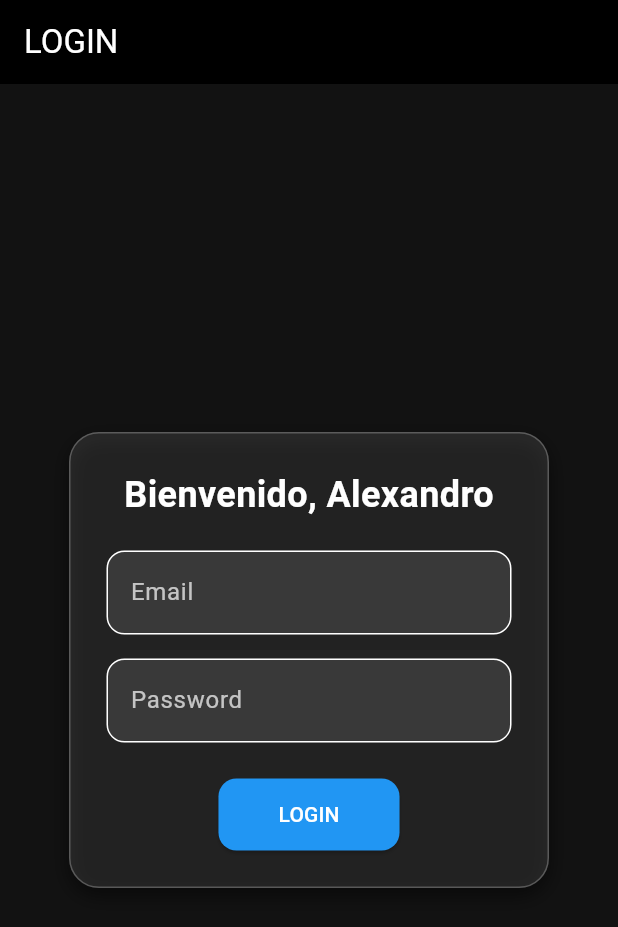
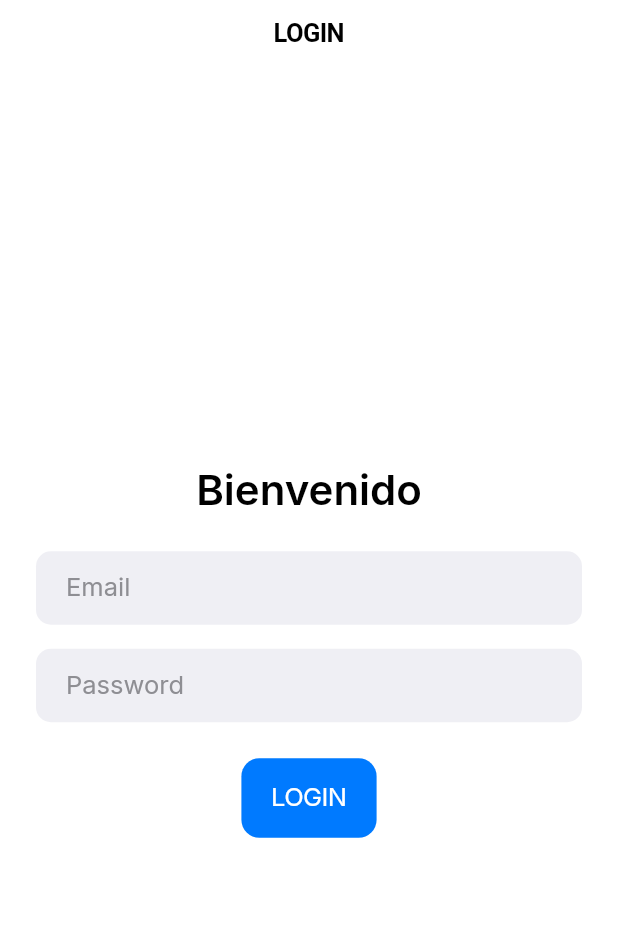
Before and after one commit to xlexandr0/Lab08multi, a Flutter app: the screen it shows after launch, on a phone screen of 412 x 824 dp. Shown: the top 927 px of the screen. Run offline on Flutter 3.47's test engine with Material 3 defaults, Android fonts, the phone set to English and light mode, and no system bars.

Commit message:
first commit

```diff
--- a/lib/main.dart
+++ b/lib/main.dart
@@ -1,119 +1,133 @@
-import 'package:flutter/material.dart';
+import 'package:flutter/cupertino.dart';
 
-void main() {
-  runApp(MyApp());
-}
+void main() => runApp(const MyApp());
+
+/// Colores usados en la app (constantes para evitar inconsistencias)
+const Color kBackground = CupertinoColors.white;
+const Color kText = CupertinoColors.black;
+const Color kButtonBlue = CupertinoColors.activeBlue;
+const Color kLogoutRed = CupertinoColors.destructiveRed;
+const Color kFieldBackground = CupertinoColors.extraLightBackgroundGray;
+const Color kCardBackground = CupertinoColors.extraLightBackgroundGray;
 
 class MyApp extends StatelessWidget {
-  final Color primaryBlue = const Color(0xFF2196F3);
-  final Color darkBackground = const Color(0xFF121212);
+  const MyApp({super.key});
 
   @override
   Widget build(BuildContext context) {
-    return MaterialApp(
-      title: 'Demo App',
+    return const CupertinoApp(
       debugShowCheckedModeBanner: false,
-      theme: ThemeData(
-        scaffoldBackgroundColor: darkBackground,
-        primaryColor: primaryBlue,
-        colorScheme: ColorScheme.dark(
-          primary: primaryBlue,
-          secondary: Colors.blueAccent,
-        ),
-        inputDecorationTheme: InputDecorationTheme(
-          filled: true,
-          fillColor: Colors.white10,
-          border: OutlineInputBorder(
-            borderRadius: BorderRadius.circular(12),
-            borderSide: BorderSide(color: Colors.white24),
-          ),
-          focusedBorder: OutlineInputBorder(
-            borderRadius: BorderRadius.circular(12),
-            borderSide: BorderSide(color: Colors.blueAccent, width: 2),
-          ),
-          labelStyle: TextStyle(color: Colors.white70),
-        ),
-        elevatedButtonTheme: ElevatedButtonThemeData(
-          style: ElevatedButton.styleFrom(
-            backgroundColor: primaryBlue,
-            foregroundColor: Colors.white,
-            padding: const EdgeInsets.symmetric(horizontal: 40, vertical: 14),
-            shape: RoundedRectangleBorder(
-              borderRadius: BorderRadius.circular(12),
+      // Tema global: blanco, texto negro, fuente 'SFPro' (si la añadiste en pubspec)
+      theme: CupertinoThemeData(
+        brightness: Brightness.light,
+        primaryColor: kButtonBlue,
+        scaffoldBackgroundColor: kBackground,
+        textTheme: CupertinoTextThemeData(
+          // Usa la familia definida en tu pubspec ("SFPro")
+          textStyle: TextStyle(
+            fontFamily: 'SFPro',
+            color: kText,
+            fontSize: 17,
           ),
         ),
       ),
-      ),
-      initialRoute: '/',
-      routes: {
-        '/': (context) => LoginPage(),
-        '/menu': (context) => MenuPage(),
-        '/listview': (context) => ListViewPage(),
-        '/registro': (context) => RegistroPage(),
-      },
+      home: LoginPage(),
     );
   }
 }
 
 // ---------------- LOGIN PAGE ----------------
-class LoginPage extends StatelessWidget {
+class LoginPage extends StatefulWidget {
+  const LoginPage({super.key});
+
+  @override
+  State<LoginPage> createState() => _LoginPageState();
+}
+
+class _LoginPageState extends State<LoginPage> {
   final TextEditingController emailController = TextEditingController();
   final TextEditingController passwordController = TextEditingController();
 
+  Widget _buildField({
+    required String placeholder,
+    required TextEditingController controller,
+    bool obscure = false,
+  }) {
+    return Container(
+      decoration: BoxDecoration(
+        color: kFieldBackground,
+        borderRadius: BorderRadius.circular(10),
+      ),
+      padding: const EdgeInsets.symmetric(horizontal: 12),
+      child: CupertinoTextField(
+        controller: controller,
+        placeholder: placeholder,
+        obscureText: obscure,
+        padding: const EdgeInsets.symmetric(horizontal: 8, vertical: 14),
+        style: const TextStyle(color: kText, fontFamily: 'SFPro'),
+        placeholderStyle: const TextStyle(color: CupertinoColors.systemGrey),
+        decoration: null, // dejamos el Container como "fondo" del campo
+      ),
+    );
+  }
+
   @override
   Widget build(BuildContext context) {
-    final Color primaryBlue = Theme.of(context).colorScheme.primary;
-
-    return Scaffold(
-      appBar: AppBar(
-        title: const Text('LOGIN'),
-        backgroundColor: Colors.black,
+    final theme = CupertinoTheme.of(context);
+    return CupertinoPageScaffold(
+      navigationBar: const CupertinoNavigationBar(
+        middle: Text(
+          "LOGIN",
+          style: TextStyle(color: kText),
         ),
-      body: Center(
-        child: Container(
-          width: 320,
+        backgroundColor: kBackground,
+        border: null,
+      ),
+      child: SafeArea(
+        child: Center(
+          child: Padding(
             padding: const EdgeInsets.all(24),
-          decoration: BoxDecoration(
-            color: Colors.white10,
-            borderRadius: BorderRadius.circular(20),
-            border: Border.all(color: Colors.white24),
-            boxShadow: [
-              BoxShadow(
-                color: Colors.black.withOpacity(0.5),
-                blurRadius: 10,
-                offset: Offset(0, 5),
-              ),
-            ],
-          ),
             child: Column(
               mainAxisSize: MainAxisSize.min,
               children: [
                 const Text(
-                'Bienvenido, Alexandro',
+                  "Bienvenido",
                   style: TextStyle(
-                    color: Colors.white,
-                    fontSize: 24,
-                    fontWeight: FontWeight.bold),
+                    fontSize: 28,
+                    fontWeight: FontWeight.w600,
+                    color: kText,
+                    fontFamily: 'SFPro',
                   ),
-              const SizedBox(height: 20),
-              TextField(
-                controller: emailController,
-                decoration: const InputDecoration(labelText: 'Email'),
-              ),
-              const SizedBox(height: 16),
-              TextField(
-                controller: passwordController,
-                decoration: const InputDecoration(labelText: 'Password'),
-                obscureText: true,
                 ),
                 const SizedBox(height: 24),
-              ElevatedButton(
+                _buildField(
+                    placeholder: "Email", controller: emailController),
+                const SizedBox(height: 16),
+                _buildField(
+                  placeholder: "Password",
+                  controller: passwordController,
+                  obscure: true,
+                ),
+                const SizedBox(height: 24),
+                // Botón azul (filled) con color explícito
+                CupertinoButton.filled(
+                  borderRadius: BorderRadius.circular(12),
                   onPressed: () {
-                  Navigator.pushReplacementNamed(context, '/menu');
+                    Navigator.pushReplacement(
+                      context,
+                      CupertinoPageRoute(builder: (_) => const MenuPage()),
+                    );
                   },
-                child: const Text('LOGIN'),
+                  child: const Text(
+                    "LOGIN",
+                    style: TextStyle(
+                      color: CupertinoColors.white,
+                      fontFamily: 'SFPro',
+                    ),
+                  ),
                 ),
               ],
+            ),
           ),
         ),
       ),
@@ -123,51 +137,77 @@ class LoginPage extends StatelessWidget {
 
 // ---------------- MENU PAGE ----------------
 class MenuPage extends StatelessWidget {
+  const MenuPage({super.key});
+
   @override
   Widget build(BuildContext context) {
-    final Color primaryBlue = Theme.of(context).colorScheme.primary;
-
-    return Scaffold(
-      appBar: AppBar(
-        title: const Text('MENU'),
-        backgroundColor: Colors.black,
+    return CupertinoPageScaffold(
+      navigationBar: const CupertinoNavigationBar(
+        middle: Text("MENU", style: TextStyle(color: kText)),
+        backgroundColor: kBackground,
+        border: null,
       ),
-      body: Center(
-        child: Container(
-          width: 300,
+      child: SafeArea(
+        child: Center(
+          child: Padding(
             padding: const EdgeInsets.all(24),
-          decoration: BoxDecoration(
-            color: Colors.white10,
-            borderRadius: BorderRadius.circular(20),
-            border: Border.all(color: Colors.white24),
-          ),
             child: Column(
               mainAxisSize: MainAxisSize.min,
               children: [
-              ElevatedButton(
+                const Text(
+                  "Menú principal",
+                  style: TextStyle(
+                    fontSize: 26,
+                    fontWeight: FontWeight.w600,
+                    color: kText,
+                    fontFamily: 'SFPro',
+                  ),
+                ),
+                const SizedBox(height: 24),
+                // Home (no navega) - azul
+                CupertinoButton(
+                  borderRadius: BorderRadius.circular(12),
+                  color: kButtonBlue,
+                  onPressed: () {},
+                  child: const Text(
+                    "Home",
+                    style: TextStyle(color: CupertinoColors.white),
+                  ),
+                ),
+                const SizedBox(height: 12),
+                // Items -> lista (botón azul también)
+                CupertinoButton(
+                  borderRadius: BorderRadius.circular(12),
+                  color: kButtonBlue,
                   onPressed: () {
-                  ScaffoldMessenger.of(context).showSnackBar(
-                    const SnackBar(
-                        content: Text('Bienvenido al Home'),
-                        backgroundColor: Colors.blueAccent),
+                    Navigator.push(
+                      context,
+                      CupertinoPageRoute(builder: (_) => const ListViewPage()),
                     );
                   },
-                child: const Text('Home'),
+                  child: const Text(
+                    "Items",
+                    style: TextStyle(color: CupertinoColors.white),
+                  ),
                 ),
                 const SizedBox(height: 12),
-              ElevatedButton(
-                onPressed: () => Navigator.pushNamed(context, '/listview'),
-                child: const Text('Items'),
+                // Logout -> rojo con texto blanco y vuelve al login
+                CupertinoButton(
+                  borderRadius: BorderRadius.circular(12),
+                  color: kLogoutRed,
+                  onPressed: () {
+                    Navigator.pushReplacement(
+                      context,
+                      CupertinoPageRoute(builder: (_) => const LoginPage()),
+                    );
+                  },
+                  child: const Text(
+                    "Logout",
+                    style: TextStyle(color: CupertinoColors.white),
                   ),
-              const SizedBox(height: 12),
-              ElevatedButton(
-                onPressed: () => Navigator.pushReplacementNamed(context, '/'),
-                style: ElevatedButton.styleFrom(
-                  backgroundColor: Colors.redAccent,
-                ),
-                child: const Text('Logout'),
                 ),
               ],
+            ),
           ),
         ),
       ),
@@ -177,81 +217,57 @@ class MenuPage extends StatelessWidget {
 
 // ---------------- LISTVIEW PAGE ----------------
 class ListViewPage extends StatelessWidget {
-  final List<String> items = ['Item 1', 'Item 2', 'Item 3', 'Item 4'];
+  const ListViewPage({super.key});
 
   @override
   Widget build(BuildContext context) {
-    return Scaffold(
-      appBar: AppBar(
-        title: const Text('LISTA DE ITEMS'),
-        backgroundColor: Colors.black,
+    final items = ["Item 1", "Item 2", "Item 3", "Item 4"];
+
+    return CupertinoPageScaffold(
+      navigationBar: const CupertinoNavigationBar(
+        middle: Text("Items", style: TextStyle(color: kText)),
+        backgroundColor: kBackground,
+        border: null,
       ),
-      body: ListView.builder(
-        padding: const EdgeInsets.all(12),
+      child: SafeArea(
+        child: Padding(
+          padding: const EdgeInsets.all(24),
+          child: Column(
+            children: [
+              const Text(
+                "Items",
+                style: TextStyle(
+                  fontSize: 22,
+                  fontWeight: FontWeight.bold,
+                  color: kText,
+                  fontFamily: 'SFPro',
+                ),
+              ),
+              const SizedBox(height: 16),
+              Expanded(
+                child: ListView.builder(
                   itemCount: items.length,
                   itemBuilder: (context, index) {
-          return Card(
-            color: Colors.white10,
-            shape:
-                RoundedRectangleBorder(borderRadius: BorderRadius.circular(12)),
-            margin: const EdgeInsets.symmetric(vertical: 8, horizontal: 16),
-            child: ListTile(
-              title: Text(
+                    return Padding(
+                      padding: const EdgeInsets.symmetric(vertical: 8),
+                      child: Container(
+                        padding: const EdgeInsets.all(14),
+                        decoration: BoxDecoration(
+                          color: kCardBackground,
+                          borderRadius: BorderRadius.circular(8),
+                        ),
+                        child: Text(
                           items[index],
-                style: const TextStyle(color: Colors.white),
+                          style: const TextStyle(
+                            fontSize: 18,
+                            color: kText,
+                            fontFamily: 'SFPro',
                           ),
-              leading: const Icon(Icons.label, color: Colors.blueAccent),
+                        ),
                       ),
                     );
                   },
                 ),
-    );
-  }
-}
-
-// ---------------- REGISTRO PAGE ----------------
-class RegistroPage extends StatelessWidget {
-  final TextEditingController nombreController = TextEditingController();
-  final TextEditingController precioController = TextEditingController();
-
-  @override
-  Widget build(BuildContext context) {
-    final Color primaryBlue = Theme.of(context).colorScheme.primary;
-
-    return Scaffold(
-      appBar: AppBar(
-        title: const Text('REGISTRO DE PRODUCTOS'),
-        backgroundColor: Colors.black,
-      ),
-      body: Center(
-        child: Container(
-          width: 320,
-          padding: const EdgeInsets.all(24),
-          decoration: BoxDecoration(
-            color: Colors.white10,
-            borderRadius: BorderRadius.circular(20),
-            border: Border.all(color: Colors.white24),
-          ),
-          child: Column(
-            mainAxisSize: MainAxisSize.min,
-            children: [
-              TextField(
-                controller: nombreController,
-                decoration:
-                    const InputDecoration(labelText: 'Nombre del producto'),
-              ),
-              const SizedBox(height: 16),
-              TextField(
-                controller: precioController,
-                decoration: const InputDecoration(labelText: 'Precio'),
-                keyboardType: TextInputType.number,
-              ),
-              const SizedBox(height: 24),
-              ElevatedButton(
-                onPressed: () {
-                  Navigator.pushReplacementNamed(context, '/');
-                },
-                child: const Text('GUARDAR'),
               ),
             ],
           ),
```
Also changed, not shown: pubspec.yaml (+15 -68 lines), assets/fonts/Inter-Italic-VariableFont_opsz,wght.ttf (added), assets/fonts/Inter-VariableFont_opsz,wght.ttf (added). Lines whose indentation alone changed are shown as unchanged.
